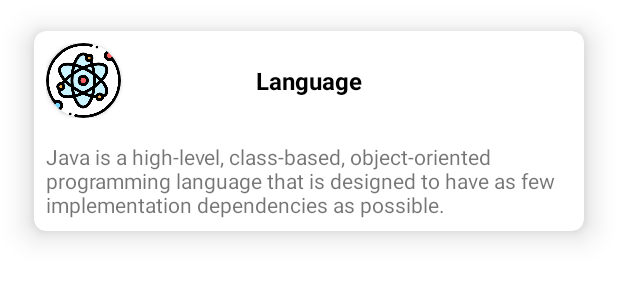
After one commit to JeffSkillRill/Physics_Project, an Android app: the layout period_1_items.xml on its own in the app's theme, with its tools: preview values and no code run, on a phone screen of 412 x 824 dp. The commit adds this screen. Shown: the top 300 px of the screen. Run offline under Robolectric (Android 15) with nearby library versions, the phone set to English and light mode, and no system bars.

Commit message:
demo_project_done

```diff
--- a/app/build.gradle
+++ b/app/build.gradle
@@ -41,9 +41,6 @@ android {
 
 dependencies {
     //noinspection GradleCompatible
-    implementation 'com.android.support:design:28.0.0'
-    implementation 'com.github.Trendyol:BubbleScrollbar:0.1'
-
     implementation 'androidx.cardview:cardview:1.0.0'
     implementation "androidx.recyclerview:recyclerview:1.2.1"
     implementation 'androidx.core:core-ktx:1.7.0'
--- /dev/null
+++ b/app/src/main/res/layout/period_1_items.xml
@@ -0,0 +1,72 @@
+<?xml version="1.0" encoding="utf-8"?>
+<com.google.android.material.card.MaterialCardView
+    xmlns:android="http://schemas.android.com/apk/res/android"
+    xmlns:tools="http://schemas.android.com/tools"
+    android:layout_width="match_parent"
+    android:layout_height="wrap_content"
+    xmlns:app="http://schemas.android.com/apk/res-auto"
+    app:cardCornerRadius="8dp"
+    app:cardUseCompatPadding="true"
+    android:layout_marginHorizontal="8dp"
+    app:cardElevation="12dp">
+
+    <androidx.constraintlayout.widget.ConstraintLayout
+        android:layout_width="match_parent"
+        android:layout_height="wrap_content">
+
+        <androidx.constraintlayout.widget.ConstraintLayout
+            android:id="@+id/constraintLayout"
+            android:layout_width="match_parent"
+            android:layout_height="wrap_content"
+            android:padding="8dp"
+            app:layout_constraintEnd_toEndOf="parent"
+            app:layout_constraintHorizontal_bias="0.5"
+            app:layout_constraintStart_toStartOf="parent"
+            app:layout_constraintTop_toTopOf="parent">
+
+
+            <androidx.cardview.widget.CardView
+                android:id="@+id/cardView"
+                android:layout_width="50dp"
+                android:layout_height="50dp"
+                app:cardCornerRadius="100dp"
+                app:layout_constraintBottom_toBottomOf="parent"
+                app:layout_constraintStart_toStartOf="parent"
+                app:layout_constraintTop_toTopOf="parent">
+
+                <ImageView
+                    android:id="@+id/logoIv"
+                    android:layout_width="match_parent"
+                    android:layout_height="match_parent"
+                    android:scaleType="fitXY"
+                    android:src="@drawable/topic_demo" />
+            </androidx.cardview.widget.CardView>
+
+            <TextView
+                android:id="@+id/titleTv"
+                android:layout_width="wrap_content"
+                android:layout_height="match_parent"
+                android:text="Language"
+                android:textColor="@color/black"
+                android:textSize="16sp"
+                android:textStyle="bold"
+                app:layout_constraintBottom_toBottomOf="parent"
+                app:layout_constraintEnd_toEndOf="parent"
+                app:layout_constraintStart_toStartOf="parent"
+                app:layout_constraintTop_toTopOf="parent" />
+        </androidx.constraintlayout.widget.ConstraintLayout>
+
+        <TextView
+            android:id="@+id/langDesc"
+            android:layout_width="0dp"
+            android:layout_height="wrap_content"
+            android:padding="8dp"
+            android:text="Java is a high-level, class-based, object-oriented programming language that is designed to have as few implementation dependencies as possible."
+            app:layout_constraintEnd_toEndOf="parent"
+            app:layout_constraintHorizontal_bias="0.5"
+            app:layout_constraintStart_toStartOf="parent"
+            app:layout_constraintTop_toBottomOf="@id/constraintLayout" />
+
+    </androidx.constraintlayout.widget.ConstraintLayout>
+
+</com.google.android.material.card.MaterialCardView>
--- a/build.gradle
+++ b/build.gradle
@@ -4,3 +4,6 @@ plugins {
     id 'com.android.library' version '7.4.1' apply false
     id 'org.jetbrains.kotlin.android' version '1.7.20' apply false
 }
+task clean(type: Delete) {
+    delete rootProject.buildDir
+}
--- a/settings.gradle
+++ b/settings.gradle
@@ -11,7 +11,6 @@ dependencyResolutionManagement {
     repositories {
         google()
         mavenCentral()
-        maven { url 'https://jitpack.io' }
 
     }
 }
```
Also changed, not shown: app/src/main/java/com/example/jeff_skillrill/Detailed_Activity_period_1.kt (deleted, +0 -23 lines), app/src/main/java/com/example/jeff_skillrill/EventAdapter.kt (deleted, +0 -38 lines), app/src/main/java/com/example/jeff_skillrill/Events.kt (deleted, +0 -33 lines), app/src/main/java/com/example/jeff_skillrill/period_1.kt (+99 -24 lines), app/src/main/java/com/example/jeff_skillrill/periodone/Event_one_adapter.kt (added, +84 -0 lines), app/src/main/java/com/example/jeff_skillrill/periodone/Event_one_data.kt (added, +9 -0 lines), app/src/main/res/layout/activity_detailed_period1.xml (deleted, +0 -30 lines), app/src/main/res/layout/activity_period1.xml (+30 -23 lines), app/src/main/res/layout/activity_period_1_each_item.xml (deleted, +0 -36 lines), app/src/main/res/layout/list_item.xml (deleted, +0 -64 lines).
